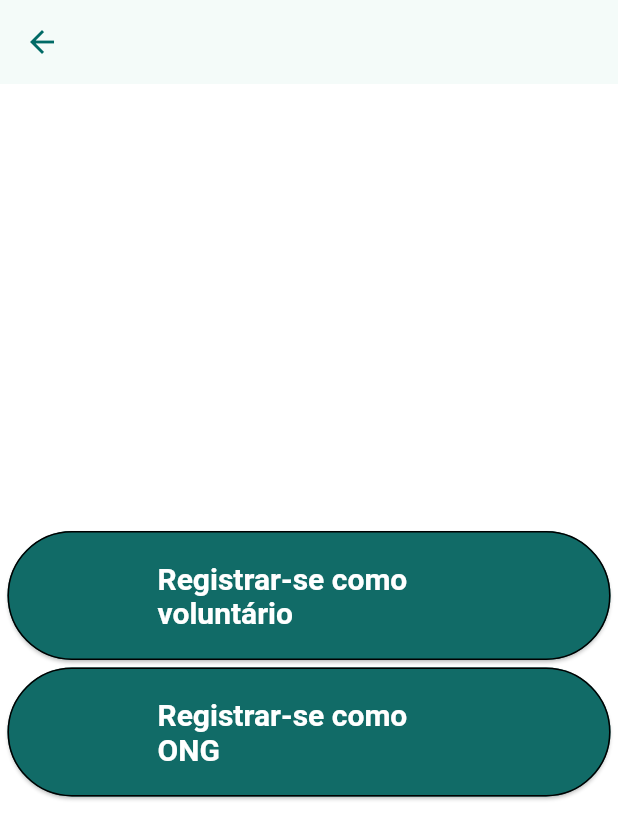
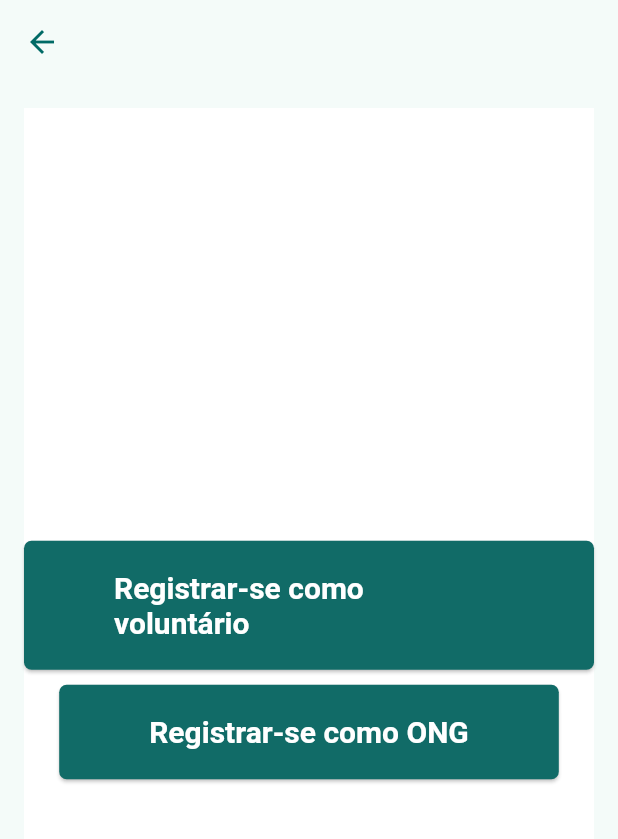
Before and after one commit to IFPI-PROJ3/wechange-mobile, a Flutter app: the SignUpView screen opened by its route, on a phone screen of 412 x 824 dp. Shown: the top 839 px of the screen. Run offline on Flutter 3.47's test engine with Material 2 defaults, Android fonts, the phone set to English and light mode, and no system bars; our stand-ins replace animated_splash_screen, dio, flutter_secure_storage, geocoding, geolocator, image_picker and 1 more; accounts and stored records are empty.

Commit message:
upgrade style butttons

```diff
--- a/lib/src/modules/auth/views/signup_view.dart
+++ b/lib/src/modules/auth/views/signup_view.dart
@@ -28,47 +28,27 @@ class _SignUpView extends State<SignUpView> {
         backgroundColor: Colors.transparent,
         leading: IconButton(
           icon: Icon(Icons.arrow_back, color: Theme.of(context).primaryColor),
-          onPressed: () => Navigator.pushReplacementNamed(context, '/signin-view'),
+          onPressed: () =>
+              Navigator.pushReplacementNamed(context, '/signin-view'),
         ),
       ),
-      body: Center(
+      body: Padding(
+        padding: const EdgeInsets.all(16.0),
         child: Container(
           color: Colors.white,
           child: Column(
             mainAxisAlignment: MainAxisAlignment.center,
             //crossAxisAlignment: CrossAxisAlignment.stretch,
             children: [
-              Container(
-                margin: const EdgeInsets.only(left: 5, right: 5, top: 5, bottom: 0),
-                child: ElevatedButton(
-                  style: ElevatedButton.styleFrom(
-                    padding: const EdgeInsets.symmetric(horizontal: 100.0, vertical: 20.0),
-                    shape: const StadiumBorder(),
-                    shadowColor: Colors.black,
-                    side: const BorderSide(
-                      width: 1.0,
-                      color: Colors.black,
-                    ),
-                  ),
-                  onPressed: volunteerSignUp,
-                  child: const Text("Registrar-se como voluntário"),
-                ),
+              ElevatedButton(
+
+                onPressed: volunteerSignUp,
+                child: const Text("Registrar-se como voluntário"),
               ),
-              Container(
-                margin: const EdgeInsets.only(left: 5, right: 5, top: 5, bottom: 0),
-                child: ElevatedButton(
-                    style: ElevatedButton.styleFrom(
-                      padding: const EdgeInsets.symmetric(horizontal: 100.0, vertical: 20.0),
-                      shape: const StadiumBorder(),
-                      shadowColor: Colors.black,
-                      side: const BorderSide(
-                        width: 1.0,
-                        color: Colors.black,
-                      ),
-                    ),
-                    onPressed: ngoSignUp,
-                    child: const Text("Registrar-se como ONG")),
-              ),
+              const SizedBox(height: 10),
+              ElevatedButton(
+                  onPressed: ngoSignUp,
+                  child: const Text("Registrar-se como ONG")),
             ],
           ),
         ),
```
